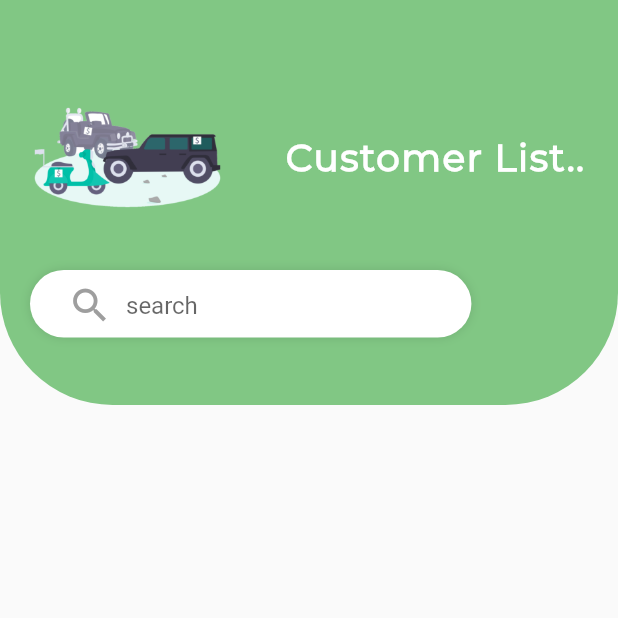
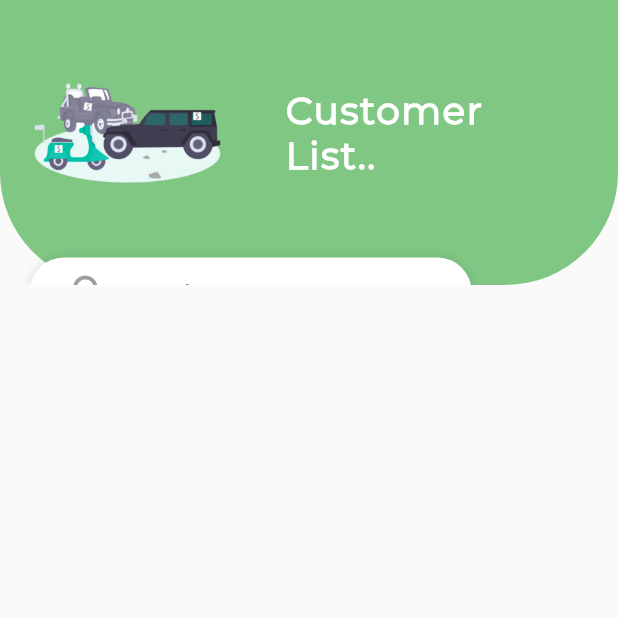
Before and after one commit to sudeshfer/autoassit, a Flutter app: the ViewVehicle screen opened by its route, on a phone screen of 412 x 824 dp, the top half of it. Run offline on Flutter 3.47's test engine with Material 2 defaults, Android fonts, the light colour scheme and no system bars; our stand-ins replace awesome_dialog, connectivity, firebase_auth, font_awesome_flutter, progress_dialog, shared_preferences and 1 more; missing offline and left inert: connection_status_bar, flutter_alert, folding_cell; accounts and stored records are empty; network calls fail; statements that could not run were skipped.

Commit message:
few changes

```diff
--- a/lib/Screens/Login/pincode_verify.dart
+++ b/lib/Screens/Login/pincode_verify.dart
@@ -48,6 +48,7 @@ class _PincodeVerifyState extends State<PincodeVerify> {
 
 
   Future<bool> _onBackPressed() {
+    Navigator.of(context).pop();
     Navigator.of(context).pop();
   }
 
@@ -147,6 +148,7 @@ class _PincodeVerifyState extends State<PincodeVerify> {
                             iconSize: 38,
                             onPressed: () {
                               log('Clikced on back btn');
+                              Navigator.of(context).pop();
                               Navigator.of(context).pop();
                             },
                           ),
--- a/lib/Screens/Vehicle/addVehicle.dart
+++ b/lib/Screens/Vehicle/addVehicle.dart
@@ -69,7 +69,7 @@ class _AddVehicleState extends State<AddVehicle> {
         ),
         Positioned(
             left: 10,
-            top: 40,
+            top: MediaQuery.of(context).size.height/250.0,
             child: Row(
               mainAxisAlignment: MainAxisAlignment.spaceEvenly,
               // mainAxisAlignment: MainAxisAlignment.end,
--- a/lib/Screens/Vehicle/view_vehicle.dart
+++ b/lib/Screens/Vehicle/view_vehicle.dart
@@ -69,10 +69,10 @@ class _ViewVehicleState extends State<ViewVehicle> {
 
    Widget _buildTopAppbar(BuildContext context) {
     return PreferredSize(
-      preferredSize: Size.fromHeight(270.0),
+      preferredSize: Size.fromHeight(190.0),
       child: Container(
         color: Colors.transparent,
-        height: 270.0,
+        height: MediaQuery.of(context).size.height/0.5,
         alignment: Alignment.center,
         child: _buildStack(context),
       ),
@@ -96,7 +96,7 @@ class _ViewVehicleState extends State<ViewVehicle> {
         ),
         Positioned(
             left: 10,
-            top: 30,
+            top: MediaQuery.of(context).size.height / 60.0,
             child: Row(
               mainAxisAlignment: MainAxisAlignment.spaceEvenly,
               // mainAxisAlignment: MainAxisAlignment.end,
@@ -111,7 +111,7 @@ class _ViewVehicleState extends State<ViewVehicle> {
                   padding: const EdgeInsets.only(left: 30.0),
                   child: Center(
                     child: Text(
-                      'Customer List.. ',
+                      'Customer\nList.. ',
                       style: TextStyle(
                           textBaseline: TextBaseline.alphabetic,
                           fontFamily: 'Montserrat',
@@ -126,7 +126,7 @@ class _ViewVehicleState extends State<ViewVehicle> {
             )),
         Positioned(
             left: 20,
-            top: 180,
+            top: MediaQuery.of(context).size.height / 4.8,
             child: Column(children: <Widget>[_buildSearchBar(context)]))
       ],
     );
```
